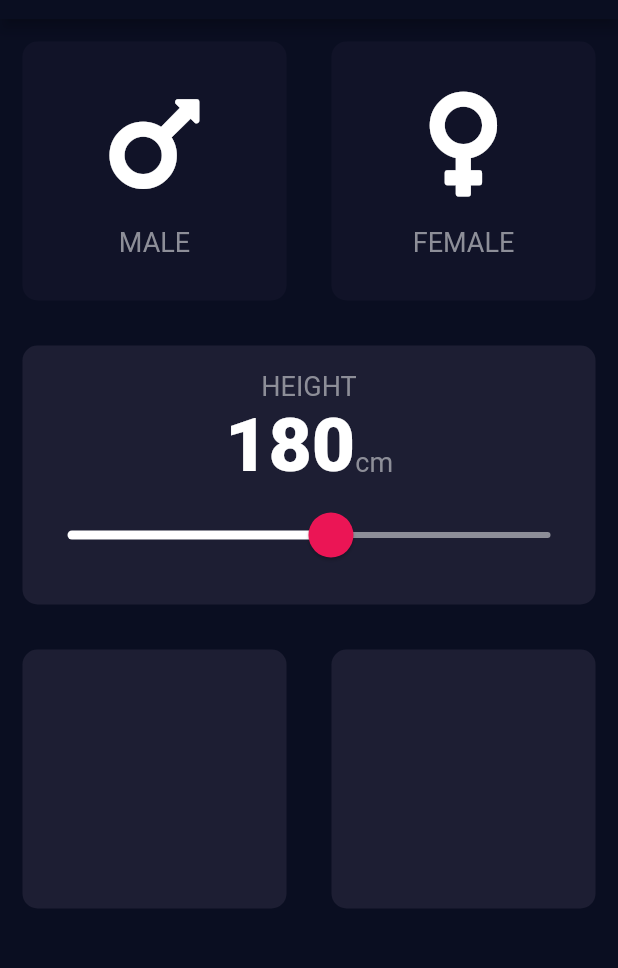
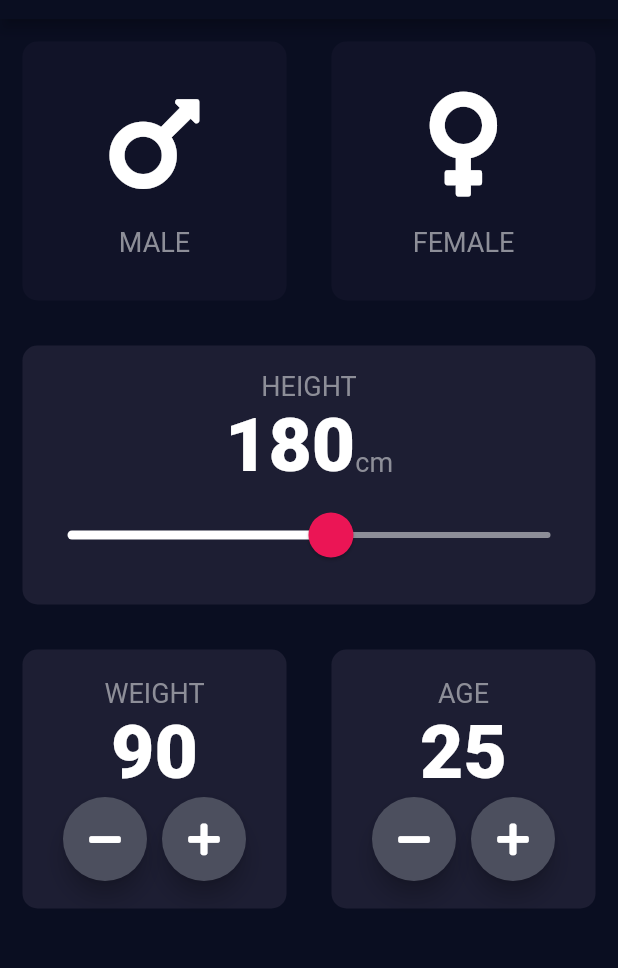
Before and after one commit to timothylombard/BMI-calculator, a Flutter app: the screen it shows after launch, on a phone screen of 412 x 824 dp, the part 65-1033 px from its top. Run offline on Flutter 3.47's test engine with Material 2 defaults, Android fonts, the phone set to English and light mode, and no system bars; our stand-ins replace font_awesome_flutter.

Commit message:
completed input page for BMI calculator

```diff
--- a/lib/input_page.dart
+++ b/lib/input_page.dart
@@ -25,6 +25,8 @@ class _InputPageState extends State<InputPage> {
 
   Gender selectedGender;
   int height = 180;
+  int weight = 90;
+  int age = 25;
 
   @override
   Widget build(BuildContext context) {
@@ -129,11 +131,101 @@ class _InputPageState extends State<InputPage> {
           Expanded(child: Row(
             children: [
               Expanded(child: ReusableCard(
-                  colour: kActiveCardColour
+                  colour: kActiveCardColour,
+                cardChild: Column (
+                  mainAxisAlignment: MainAxisAlignment.center,
+                  children: <Widget> [
+                    Text(
+                      "WEIGHT",
+                      style: kLabelTextStyle,
+                    ),
+                    Text(
+                      weight.toString(),
+                      style:
+                        kHeavyLabelTextStyle,
+                    ),
+                    Row(
+                      mainAxisAlignment: MainAxisAlignment.center,
+                      children: <Widget> [
+                        RoundIconButton(
+                          icon: FontAwesomeIcons.minus,
+                          onPressed: () {
+                            setState(() {
+                              weight--;
+
+                            });
+                          },
+                        ),
+                        SizedBox(
+                          width: 10.0,
+                        ),
+                        RoundIconButton(
+                          icon: FontAwesomeIcons.plus,
+                          onPressed: () {
+                            setState(() {
+                              weight++;
+
+                            });
+                          },
+
+                        ),
+
+                      ],
+                    )
+
+                  ]
+
+
+                )
               )
               ),
               Expanded(child: ReusableCard(
-                  colour: kActiveCardColour
+                  colour: kActiveCardColour,
+                cardChild: Column(
+                  mainAxisAlignment: MainAxisAlignment.center,
+                  children: <Widget> [
+                    Text(
+                      'AGE',
+                      style: kLabelTextStyle,
+                    ),
+                    Text(
+                      age.toString(),
+                      style:
+                      kHeavyLabelTextStyle,
+                    ),
+                    Row(
+                      mainAxisAlignment: MainAxisAlignment.center,
+                      children: <Widget> [
+                        RoundIconButton(
+                          icon: FontAwesomeIcons.minus,
+                          onPressed: () {
+                            setState(() {
+                              age--;
+
+                            });
+                          },
+                        ),
+                        SizedBox(
+                          width: 10.0,
+                        ),
+                        RoundIconButton(
+                          icon: FontAwesomeIcons.plus,
+                          onPressed: () {
+                            setState(() {
+                              age++;
+
+                            });
+                          },
+
+                        ),
+
+                      ],
+                    )
+
+
+                  ]
+
+                ),
               )
               )
             ],
@@ -152,3 +244,28 @@ class _InputPageState extends State<InputPage> {
     );
   }
 }
+
+class RoundIconButton extends StatelessWidget {
+
+  RoundIconButton({@required this.icon, @required this.onPressed});
+
+  final IconData icon;
+  final Function onPressed;
+
+  @override
+  Widget build(BuildContext context) {
+    // TODO: implement build
+    return RawMaterialButton (
+      child: Icon(icon),
+      onPressed: onPressed,
+      elevation: 6,
+
+      constraints: BoxConstraints.tightFor(
+        width: 56.0,
+        height: 56.0,
+      ),
+      shape: CircleBorder(),
+      fillColor: Color(0xFF4C4F5E),
+    );
+  }
+}
```
